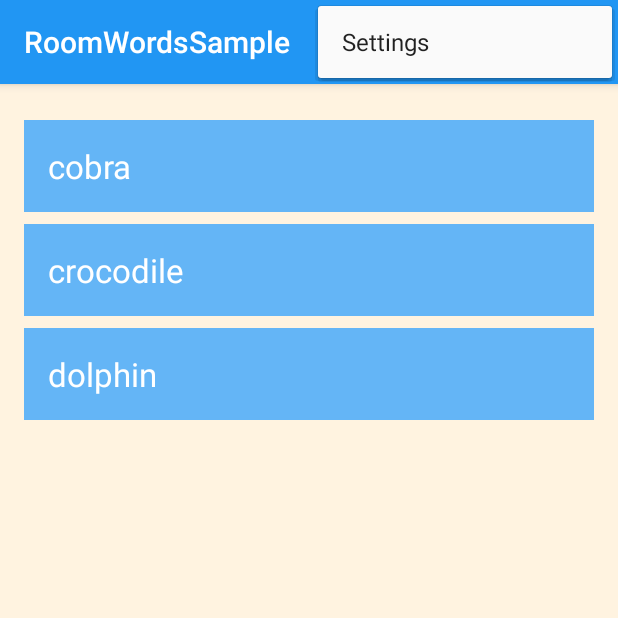
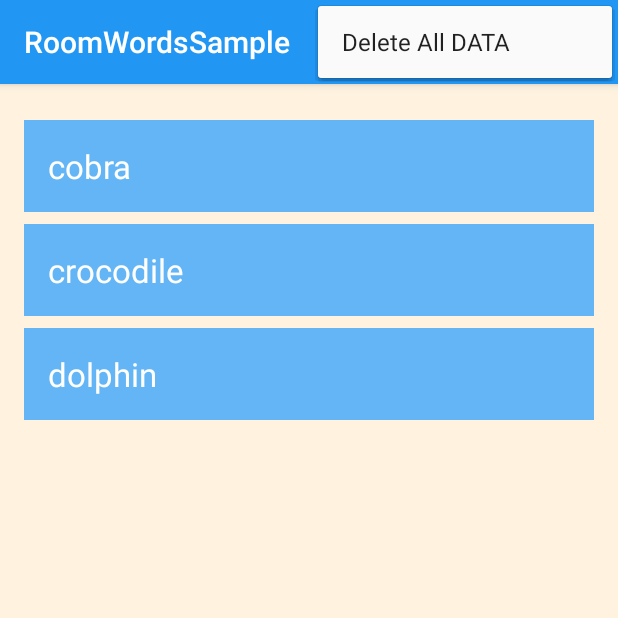
Before and after one commit to AhmedEzzat00/Android-CodeLabs, an Android app: the screen it shows after launch (MainActivity), with the options menu open, on a phone screen of 412 x 824 dp, the top half of it. Run offline under Robolectric (Android 15) with nearby library versions, the phone set to English and light mode, and no system bars; our stand-ins replace Room's generated code.

Commit message:
Attach deleteAll to the UI

```diff
--- a/10. RoomWordsSample/app/src/main/AndroidManifest.xml
+++ b/10. RoomWordsSample/app/src/main/AndroidManifest.xml
@@ -9,7 +9,9 @@
         android:roundIcon="@mipmap/ic_launcher_round"
         android:supportsRtl="true"
         android:theme="@style/AppTheme">
-        <activity android:name=".NewWordActivity"></activity>
+        <activity
+            android:name=".NewWordActivity"
+            android:parentActivityName=".MainActivity" />
         <activity
             android:name=".MainActivity"
             android:label="@string/app_name"
--- a/10. RoomWordsSample/app/src/main/java/com/codelab/archangel/roomwordssample/MainActivity.java
+++ b/10. RoomWordsSample/app/src/main/java/com/codelab/archangel/roomwordssample/MainActivity.java
@@ -63,7 +63,9 @@ public class MainActivity extends AppCompatActivity {
         int id = item.getItemId();
 
         //noinspection SimplifiableIfStatement
-        if (id == R.id.action_settings) {
+        if (id == R.id.clear_data) {
+            Toast.makeText(this, "Clearing all the data...", Toast.LENGTH_SHORT).show();
+            mWordViewModel.deleteAllWords();
             return true;
         }
 
--- a/10. RoomWordsSample/app/src/main/res/menu/menu_main.xml
+++ b/10. RoomWordsSample/app/src/main/res/menu/menu_main.xml
@@ -3,8 +3,8 @@
     xmlns:tools="http://schemas.android.com/tools"
     tools:context="com.codelab.archangel.roomwordssample.MainActivity">
     <item
-        android:id="@+id/action_settings"
+        android:id="@+id/clear_data"
         android:orderInCategory="100"
-        android:title="@string/action_settings"
+        android:title="@string/clear_all_data"
         app:showAsAction="never" />
 </menu>
--- a/10. RoomWordsSample/app/src/main/res/values/strings.xml
+++ b/10. RoomWordsSample/app/src/main/res/values/strings.xml
@@ -13,5 +13,6 @@
     <string name="hint_word">Word…</string>
     <string name="button_save">Save</string>
     <string name="empty_not_saved">Word not saved because it is empty.</string>
+    <string name="clear_all_data">Delete All DATA</string>
 
 </resources>
```
